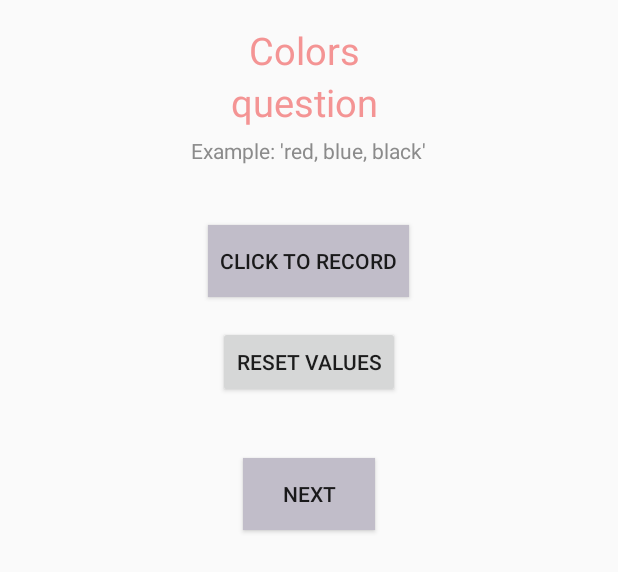
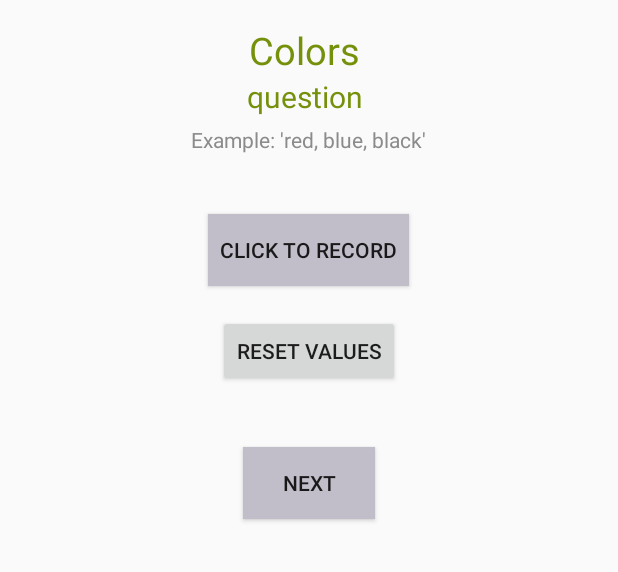
Before and after one commit to jean-lucas/AniFind, an Android app: the layout content_audio2.xml on its own in the app's theme, with its tools: preview values and no code run, on a phone screen of 412 x 824 dp. Shown: the top 572 px of the screen. Run offline under Robolectric (Android 15) with nearby library versions, the phone set to English and light mode, and no system bars.

Commit message:
Updated text colour.

```diff
--- a/app/src/main/java/se3a04/anifind/GuiController.java
+++ b/app/src/main/java/se3a04/anifind/GuiController.java
@@ -295,7 +295,7 @@
         //and save it to the respective qa object
         String[] locations =  data.getStringArrayExtra("loc");
 
-        qa_map.get("Location").setGivenAnswerByTopic(locations);
+        //qa_map.get("Location").setGivenAnswerByTopic(locations);
 
 
         //now start the app
--- a/app/src/main/res/layout/content_audio2.xml
+++ b/app/src/main/res/layout/content_audio2.xml
@@ -23,15 +23,16 @@
         android:text="Colors "
         android:textSize="25sp"
         android:id="@+id/attributeTitle"
-        android:textColor="#f49494" />
+        android:textColor="#75900b" />
 
     <TextView
         android:layout_width="wrap_content"
         android:layout_height="wrap_content"
+        android:gravity="center"
         android:text="question "
-        android:textSize="25sp"
+        android:textSize="20sp"
         android:id="@+id/attributeQuestion"
-        android:textColor="#f49494" />
+        android:textColor="#75900b" />
 
 
     <TextView
--- a/app/src/main/res/layout/content_home2.xml
+++ b/app/src/main/res/layout/content_home2.xml
@@ -15,13 +15,16 @@
     tools:showIn="@layout/activity_home2">
 
 
+
+
+
     <TextView
         android:layout_width="wrap_content"
         android:layout_height="wrap_content"
         android:text="AniFind"
         android:textSize="40sp"
         android:paddingTop="30dp"
-        android:textColor="#f39595"
+        android:textColor="#75900b"
         android:typeface="normal"
         style="@style/Base.TextAppearance.AppCompat.Title" />
 
--- a/app/src/main/res/layout/content_question2.xml
+++ b/app/src/main/res/layout/content_question2.xml
@@ -20,7 +20,7 @@
         android:text="test"
         android:textSize="20sp"
         android:id="@+id/question_title"
-        android:textColor="#f56e6e" />
+        android:textColor="#75900b" />
 
 
     <TextView
@@ -29,6 +29,7 @@
         android:text="question"
         android:textSize="16sp"
         android:id="@+id/question_text"
+        android:textColor="#000000"
          />
 
 
--- a/app/src/main/res/layout/content_result_2.xml
+++ b/app/src/main/res/layout/content_result_2.xml
@@ -20,7 +20,7 @@
         android:text="Results"
         android:textSize="20sp"
         android:id="@+id/resultViewTitle"
-        android:textColor="#f56e6e" />
+        android:textColor="#75900b" />
 
 
     <LinearLayout
```
Also changed, not shown: app/src/main/assets/question_answer_content.txt (+6 -6 lines).
